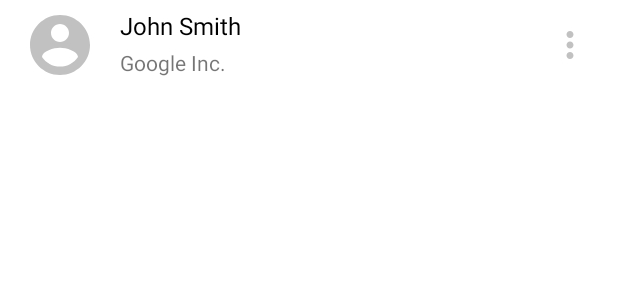
After one commit to Novikov/Recycler, an Android app: the layout item_user.xml on its own in the app's theme, with its tools: preview values and no code run, on a phone screen of 412 x 824 dp. The commit adds this screen. Shown: the top 300 px of the screen. Run offline under Robolectric (Android 15) with nearby library versions, the phone set to English and light mode, and no system bars.

Commit message:
rw2 compiles

```diff
--- /dev/null
+++ b/rw2/src/main/res/drawable-v24/ic_more.xml
@@ -0,0 +1,5 @@
+<vector android:height="24dp" android:tint="#C1C1C1"
+    android:viewportHeight="24" android:viewportWidth="24"
+    android:width="24dp" xmlns:android="http://schemas.android.com/apk/res/android">
+    <path android:fillColor="@android:color/white" android:pathData="M12,8c1.1,0 2,-0.9 2,-2s-0.9,-2 -2,-2 -2,0.9 -2,2 0.9,2 2,2zM12,10c-1.1,0 -2,0.9 -2,2s0.9,2 2,2 2,-0.9 2,-2 -0.9,-2 -2,-2zM12,16c-1.1,0 -2,0.9 -2,2s0.9,2 2,2 2,-0.9 2,-2 -0.9,-2 -2,-2z"/>
+</vector>
--- /dev/null
+++ b/rw2/src/main/res/drawable-v24/ic_user_avatar.xml
@@ -0,0 +1,5 @@
+<vector android:height="48dp" android:tint="#C1C1C1"
+    android:viewportHeight="24" android:viewportWidth="24"
+    android:width="48dp" xmlns:android="http://schemas.android.com/apk/res/android">
+    <path android:fillColor="@android:color/white" android:pathData="M12,2C6.48,2 2,6.48 2,12s4.48,10 10,10 10,-4.48 10,-10S17.52,2 12,2zM12,5c1.66,0 3,1.34 3,3s-1.34,3 -3,3 -3,-1.34 -3,-3 1.34,-3 3,-3zM12,19.2c-2.5,0 -4.71,-1.28 -6,-3.22 0.03,-1.99 4,-3.08 6,-3.08 1.99,0 5.97,1.09 6,3.08 -1.29,1.94 -3.5,3.22 -6,3.22z"/>
+</vector>
--- /dev/null
+++ b/rw2/src/main/res/layout/item_user.xml
@@ -0,0 +1,71 @@
+<?xml version="1.0" encoding="utf-8"?>
+<androidx.constraintlayout.widget.ConstraintLayout
+    xmlns:android="http://schemas.android.com/apk/res/android"
+    xmlns:app="http://schemas.android.com/apk/res-auto"
+    xmlns:tools="http://schemas.android.com/tools"
+    android:layout_width="match_parent"
+    android:layout_height="wrap_content"
+    android:background="?android:attr/selectableItemBackground">
+
+    <ImageView
+        android:id="@+id/photoImageView"
+        android:layout_width="48dp"
+        android:layout_height="48dp"
+        android:layout_marginStart="16dp"
+        android:layout_marginTop="6dp"
+        tools:src="@drawable/ic_user_avatar"
+        app:layout_constraintStart_toStartOf="parent"
+        app:layout_constraintTop_toTopOf="parent" />
+
+    <TextView
+        android:id="@+id/userNameTextView"
+        android:layout_width="0dp"
+        android:layout_height="wrap_content"
+        android:textSize="16sp"
+        android:textColor="@color/black"
+        android:layout_marginStart="16dp"
+        android:lines="1"
+        android:ellipsize="end"
+        tools:text="John Smith"
+        app:layout_constraintTop_toTopOf="@id/photoImageView"
+        app:layout_constraintStart_toEndOf="@id/photoImageView"
+        app:layout_constraintEnd_toStartOf="@id/moreImageViewButton"/>
+
+    <TextView
+        android:id="@+id/userCompanyTextView"
+        android:layout_width="0dp"
+        android:layout_height="wrap_content"
+        android:lines="1"
+        android:ellipsize="end"
+        android:textSize="14sp"
+        android:layout_marginTop="4dp"
+        tools:text="Google Inc."
+        app:layout_constraintTop_toBottomOf="@id/userNameTextView"
+        app:layout_constraintStart_toStartOf="@id/userNameTextView"
+        app:layout_constraintEnd_toStartOf="@id/moreImageViewButton"/>
+
+    <ImageView
+        android:id="@+id/moreImageViewButton"
+        android:layout_width="40dp"
+        android:layout_height="40dp"
+        android:src="@drawable/ic_more"
+        android:padding="6dp"
+        android:layout_marginEnd="12dp"
+        android:background="?android:attr/selectableItemBackgroundBorderless"
+        app:layout_constraintTop_toTopOf="parent"
+        app:layout_constraintBottom_toBottomOf="parent"
+        app:layout_constraintEnd_toEndOf="parent"/>
+
+    <androidx.constraintlayout.widget.Barrier
+        android:id="@+id/barrier"
+        android:layout_width="wrap_content"
+        android:layout_height="wrap_content"
+        app:constraint_referenced_ids="photoImageView,userCompanyTextView"
+        app:barrierDirection="bottom"/>
+
+    <Space
+        android:layout_width="wrap_content"
+        android:layout_height="6dp"
+        app:layout_constraintTop_toBottomOf="@id/barrier"/>
+
+</androidx.constraintlayout.widget.ConstraintLayout>
--- a/rw2/src/main/res/values/strings.xml
+++ b/rw2/src/main/res/values/strings.xml
@@ -1,3 +1,6 @@
 <resources>
     <string name="app_name">rw2</string>
+    <string name="move_up">Move Up</string>
+    <string name="move_down">Move Down</string>
+    <string name="remove">Remove</string>
 </resources>
```
Also changed, not shown: rw2/build.gradle (+8 -0 lines), rw2/src/main/java/com/app/rw2/App.kt (added, +9 -0 lines), rw2/src/main/java/com/app/rw2/MainActivity.kt (+47 -2 lines), rw2/src/main/java/com/app/rw2/adapter/UserActionListener.kt (added, +10 -0 lines), rw2/src/main/java/com/app/rw2/adapter/UsersAdapter.kt (added, +117 -0 lines), rw2/src/main/java/com/app/rw2/models/User.kt (added, +8 -0 lines), rw2/src/main/java/com/app/rw2/models/UsersService.kt (added, +76 -0 lines), rw2/src/main/res/layout/activity_main.xml (+2 -15 lines), 1 other file.
